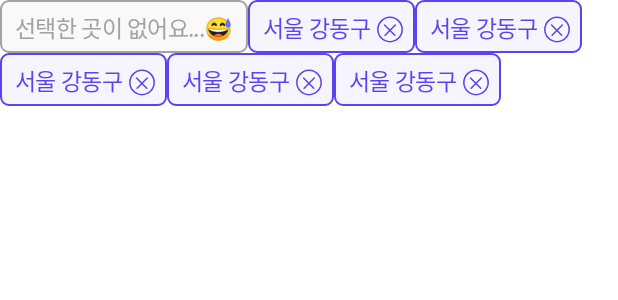
After one commit to CMC-FINPO/FINPO-Android, an Android app: the layout custom_region_layout.xml on its own in the app's theme, with its tools: preview values and no code run, on a phone screen of 412 x 824 dp. The commit adds this screen. Shown: the top 300 px of the screen. Run offline under Robolectric (Android 15) with nearby library versions, the phone set to English and light mode, and no system bars; Roboto replaces fonts that are not available here.

Commit message:
[ADD] 선택된 지역 button custom view 생성

```diff
--- a/app/src/main/java/com/finpo/app/model/remote/Region.kt
+++ b/app/src/main/java/com/finpo/app/model/remote/Region.kt
@@ -26,7 +26,8 @@ data class MyRegionResponse(
 ) : Serializable
 
 data class MyRegion(
-    val region: RegionInterest
+    val region: RegionInterest,
+    val isDefault: Boolean?
 )
 
 data class RegionInterest(
--- a/app/src/main/java/com/finpo/app/ui/my_page/MyPageFragment.kt
+++ b/app/src/main/java/com/finpo/app/ui/my_page/MyPageFragment.kt
@@ -35,7 +35,7 @@ class MyPageFragment : BaseFragment<FragmentMyPageBinding>(R.layout.fragment_my_
         }
 
         viewModel.regionClickEvent.observe {
-            val action = MyPageFragmentDirections.actionMyPageFragmentToEditRegionFragment()
+            val action = MyPageFragmentDirections.actionMyPageFragmentToEditRegionFragment(viewModel.nickname.value ?: "")
             findNavController().navigate(action)
         }
     }
--- /dev/null
+++ b/app/src/main/res/layout/custom_region_layout.xml
@@ -0,0 +1,214 @@
+<?xml version="1.0" encoding="utf-8"?>
+<layout xmlns:android="http://schemas.android.com/apk/res/android"
+    xmlns:app="http://schemas.android.com/apk/res-auto"
+    xmlns:tools="http://schemas.android.com/tools">
+
+    <data>
+
+    </data>
+
+    <com.google.android.flexbox.FlexboxLayout
+        android:layout_width="match_parent"
+        android:layout_height="wrap_content"
+        app:alignContent="stretch"
+        app:alignItems="stretch"
+        app:dividerDrawable="@drawable/shape_flexbox_divider"
+        app:flexWrap="wrap"
+        app:showDivider="middle">
+
+        <androidx.constraintlayout.widget.ConstraintLayout
+            android:id="@+id/cl_region_none"
+            android:layout_width="wrap_content"
+            android:layout_height="35dp"
+            android:background="@drawable/bg_solid_g09_rounded_g04_5"
+            android:paddingHorizontal="10dp"
+            app:layout_constraintStart_toStartOf="parent"
+            app:layout_constraintTop_toBottomOf="@id/tv_header"
+            tools:visibility="visible">
+
+            <TextView
+                android:id="@+id/tv_region_none"
+                style="@style/body2"
+                android:layout_width="wrap_content"
+                android:layout_height="wrap_content"
+                android:text="@string/no_selected_area"
+                android:textColor="@color/gray_g04"
+                app:layout_constraintBottom_toBottomOf="parent"
+                app:layout_constraintEnd_toEndOf="parent"
+                app:layout_constraintStart_toStartOf="parent"
+                app:layout_constraintTop_toTopOf="parent" />
+
+        </androidx.constraintlayout.widget.ConstraintLayout>
+
+        <androidx.constraintlayout.widget.ConstraintLayout
+            android:id="@+id/cl_region1"
+            android:layout_width="wrap_content"
+            android:layout_height="35dp"
+            android:background="@drawable/bg_solid_p03_rounded_p01_5"
+            android:paddingStart="10dp"
+            android:paddingEnd="4dp"
+            app:layout_constraintStart_toStartOf="parent"
+            app:layout_constraintTop_toBottomOf="@id/tv_header">
+
+            <TextView
+                android:id="@+id/tv_region1"
+                style="@style/body2"
+                android:layout_width="wrap_content"
+                android:layout_height="wrap_content"
+                android:textColor="@color/point_p01"
+                app:layout_constraintBottom_toBottomOf="parent"
+                app:layout_constraintEnd_toEndOf="parent"
+                app:layout_constraintEnd_toStartOf="@id/iv_region_remove1"
+                app:layout_constraintTop_toTopOf="parent"
+                tools:text="서울 강동구" />
+
+            <ImageView
+                android:id="@+id/iv_region_remove1"
+                android:layout_width="wrap_content"
+                android:layout_height="wrap_content"
+                android:layout_marginTop="5dp"
+                android:src="@drawable/ic_delete_point"
+                app:layout_constraintBottom_toBottomOf="@id/tv_region1"
+                app:layout_constraintEnd_toEndOf="parent"
+                app:layout_constraintTop_toTopOf="@id/tv_region1" />
+
+        </androidx.constraintlayout.widget.ConstraintLayout>
+
+        <androidx.constraintlayout.widget.ConstraintLayout
+            android:id="@+id/cl_region2"
+            android:layout_width="wrap_content"
+            android:layout_height="35dp"
+            android:background="@drawable/bg_solid_p03_rounded_p01_5"
+            android:paddingStart="10dp"
+            android:paddingEnd="4dp"
+            app:layout_constraintStart_toStartOf="parent"
+            app:layout_constraintTop_toBottomOf="@id/tv_header">
+
+            <TextView
+                android:id="@+id/tv_region2"
+                style="@style/body2"
+                android:layout_width="wrap_content"
+                android:layout_height="wrap_content"
+                android:textColor="@color/point_p01"
+                app:layout_constraintBottom_toBottomOf="parent"
+                app:layout_constraintEnd_toEndOf="parent"
+                app:layout_constraintEnd_toStartOf="@id/iv_region_remove2"
+                app:layout_constraintTop_toTopOf="parent"
+                tools:text="서울 강동구" />
+
+            <ImageView
+                android:id="@+id/iv_region_remove2"
+                android:layout_width="wrap_content"
+                android:layout_height="wrap_content"
+                android:layout_marginTop="5dp"
+                android:src="@drawable/ic_delete_point"
+                app:layout_constraintBottom_toBottomOf="@id/tv_region2"
+                app:layout_constraintEnd_toEndOf="parent"
+                app:layout_constraintTop_toTopOf="@id/tv_region2" />
+
+        </androidx.constraintlayout.widget.ConstraintLayout>
+
+        <androidx.constraintlayout.widget.ConstraintLayout
+            android:id="@+id/cl_region3"
+            android:layout_width="wrap_content"
+            android:layout_height="35dp"
+            android:background="@drawable/bg_solid_p03_rounded_p01_5"
+            android:paddingStart="10dp"
+            android:paddingEnd="4dp"
+            app:layout_constraintStart_toStartOf="parent"
+            app:layout_constraintTop_toBottomOf="@id/tv_header">
+
+            <TextView
+                android:id="@+id/tv_region3"
+                style="@style/body2"
+                android:layout_width="wrap_content"
+                android:layout_height="wrap_content"
+                android:textColor="@color/point_p01"
+                app:layout_constraintBottom_toBottomOf="parent"
+                app:layout_constraintEnd_toEndOf="parent"
+                app:layout_constraintEnd_toStartOf="@id/iv_region_remove3"
+                app:layout_constraintTop_toTopOf="parent"
+                tools:text="서울 강동구" />
+
+            <ImageView
+                android:id="@+id/iv_region_remove3"
+                android:layout_width="wrap_content"
+                android:layout_height="wrap_content"
+                android:layout_marginTop="5dp"
+                android:src="@drawable/ic_delete_point"
+                app:layout_constraintBottom_toBottomOf="@id/tv_region3"
+                app:layout_constraintEnd_toEndOf="parent"
+                app:layout_constraintTop_toTopOf="@id/tv_region3" />
+
+        </androidx.constraintlayout.widget.ConstraintLayout>
+
+        <androidx.constraintlayout.widget.ConstraintLayout
+            android:id="@+id/cl_region4"
+            android:layout_width="wrap_content"
+            android:layout_height="35dp"
+            android:background="@drawable/bg_solid_p03_rounded_p01_5"
+            android:paddingStart="10dp"
+            android:paddingEnd="4dp"
+            app:layout_constraintStart_toStartOf="parent"
+            app:layout_constraintTop_toBottomOf="@id/tv_header">
+
+            <TextView
+                android:id="@+id/tv_region4"
+                style="@style/body2"
+                android:layout_width="wrap_content"
+                android:layout_height="wrap_content"
+                android:textColor="@color/point_p01"
+                app:layout_constraintBottom_toBottomOf="parent"
+                app:layout_constraintEnd_toEndOf="parent"
+                app:layout_constraintEnd_toStartOf="@id/iv_region_remove4"
+                app:layout_constraintTop_toTopOf="parent"
+                tools:text="서울 강동구" />
+
+            <ImageView
+                android:id="@+id/iv_region_remove4"
+                android:layout_width="wrap_content"
+                android:layout_height="wrap_content"
+                android:layout_marginTop="5dp"
+                android:src="@drawable/ic_delete_point"
+                app:layout_constraintBottom_toBottomOf="@id/tv_region4"
+                app:layout_constraintEnd_toEndOf="parent"
+                app:layout_constraintTop_toTopOf="@id/tv_region4" />
+
+        </androidx.constraintlayout.widget.ConstraintLayout>
+
+        <androidx.constraintlayout.widget.ConstraintLayout
+            android:id="@+id/cl_region5"
+            android:layout_width="wrap_content"
+            android:layout_height="35dp"
+            android:background="@drawable/bg_solid_p03_rounded_p01_5"
+            android:paddingStart="10dp"
+            android:paddingEnd="4dp"
+            app:layout_constraintStart_toStartOf="parent"
+            app:layout_constraintTop_toBottomOf="@id/tv_header">
+
+            <TextView
+                android:id="@+id/tv_region5"
+                style="@style/body2"
+                android:layout_width="wrap_content"
+                android:layout_height="wrap_content"
+                android:textColor="@color/point_p01"
+                app:layout_constraintBottom_toBottomOf="parent"
+                app:layout_constraintEnd_toEndOf="parent"
+                app:layout_constraintEnd_toStartOf="@id/iv_region_remove5"
+                app:layout_constraintTop_toTopOf="parent"
+                tools:text="서울 강동구" />
+
+            <ImageView
+                android:id="@+id/iv_region_remove5"
+                android:layout_width="wrap_content"
+                android:layout_height="wrap_content"
+                android:layout_marginTop="5dp"
+                android:src="@drawable/ic_delete_point"
+                app:layout_constraintBottom_toBottomOf="@id/tv_region5"
+                app:layout_constraintEnd_toEndOf="parent"
+                app:layout_constraintTop_toTopOf="@id/tv_region5" />
+
+        </androidx.constraintlayout.widget.ConstraintLayout>
+
+    </com.google.android.flexbox.FlexboxLayout>
+</layout>
--- a/app/src/main/res/layout/fragment_edit_region.xml
+++ b/app/src/main/res/layout/fragment_edit_region.xml
@@ -88,10 +88,12 @@
                             app:tabRippleColor="@color/white_w01"
                             app:tabTextAppearance="@style/TabTextStyle"
                             app:tabTextColor="@color/selector_tab_indicator_text"
-                            app:tabTextStyleBold="@{viewModel.testString}" />
+                            app:tabTextStyleBold="@{viewModel.nickname}" />
                     </FrameLayout>
 
                     <androidx.viewpager2.widget.ViewPager2
+                        android:layout_marginStart="20dp"
+                        android:layout_marginEnd="20dp"
                         android:id="@+id/view_pager_edit_region"
                         android:layout_width="match_parent"
                         android:layout_height="wrap_content"
--- a/app/src/main/res/navigation/nav_graph.xml
+++ b/app/src/main/res/navigation/nav_graph.xml
@@ -94,5 +94,9 @@
         android:id="@+id/editRegionFragment"
         android:name="com.finpo.app.ui.edit_region.EditRegionFragment"
         android:label="EditRegionFragment"
-        tools:layout="@layout/fragment_edit_region"/>
+        tools:layout="@layout/fragment_edit_region">
+        <argument
+            android:name="nickname"
+            app:argType="string" />
+    </fragment>
 </navigation>
--- a/app/src/main/res/values/strings.xml
+++ b/app/src/main/res/values/strings.xml
@@ -92,4 +92,6 @@
     <string name="apply_site">신청 사이트</string>
     <string name="shortcut">바로가기</string>
     <string name="process">신청 절차</string>
+    <string name="select_interest_region_please">%s님의\n관심 지역을 선택해주세요</string>
+    <string name="select_living_region_please">%s님이 현재 거주하고 있는 지역을 선택해주세요</string>
 </resources>
```
Also changed, not shown: app/src/main/java/com/finpo/app/ui/common/RegionLayout.kt (added, +65 -0 lines), app/src/main/java/com/finpo/app/ui/edit_region/EditRegionFragment.kt (+8 -0 lines), app/src/main/java/com/finpo/app/ui/edit_region/EditRegionViewModel.kt (+63 -2 lines), app/src/main/java/com/finpo/app/ui/edit_region/EditRegionViewPagerAdapter.kt (+6 -1 lines), app/src/main/java/com/finpo/app/ui/edit_region/edit_region_interest/EditRegionInterestFragment.kt (added, +17 -0 lines), app/src/main/java/com/finpo/app/ui/edit_region/edit_region_living/EditRegionLivingFragment.kt (added, +60 -0 lines), app/src/main/res/layout/fragment_edit_region_interest.xml (added, +41 -0 lines), app/src/main/res/layout/fragment_edit_region_living.xml (added, +14 -0 lines).
